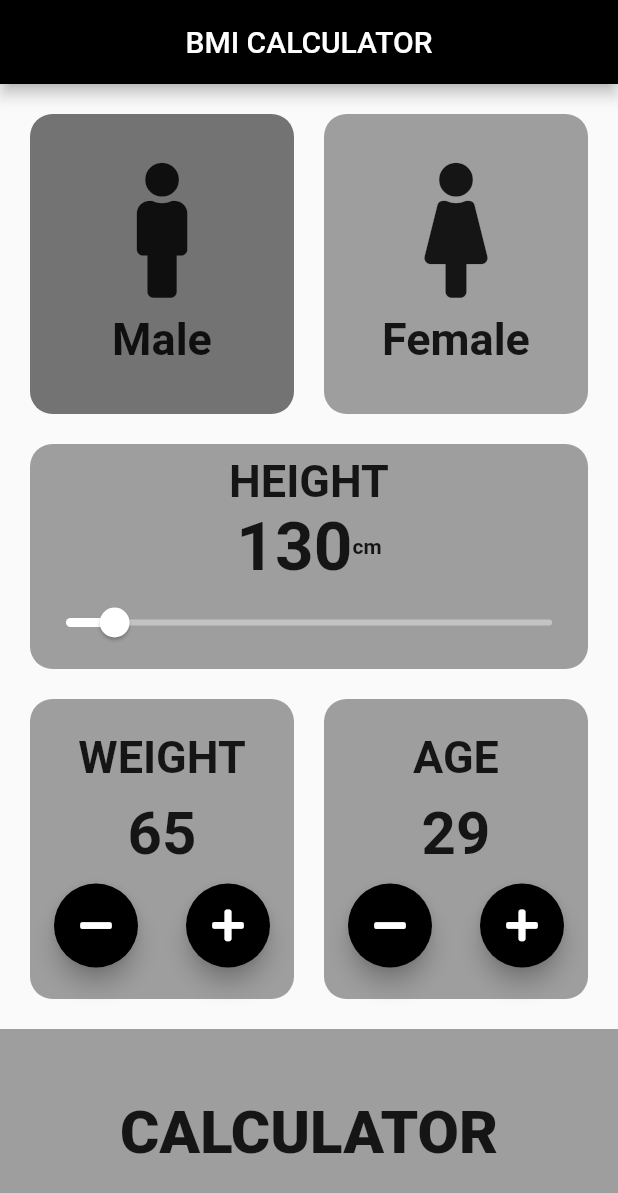
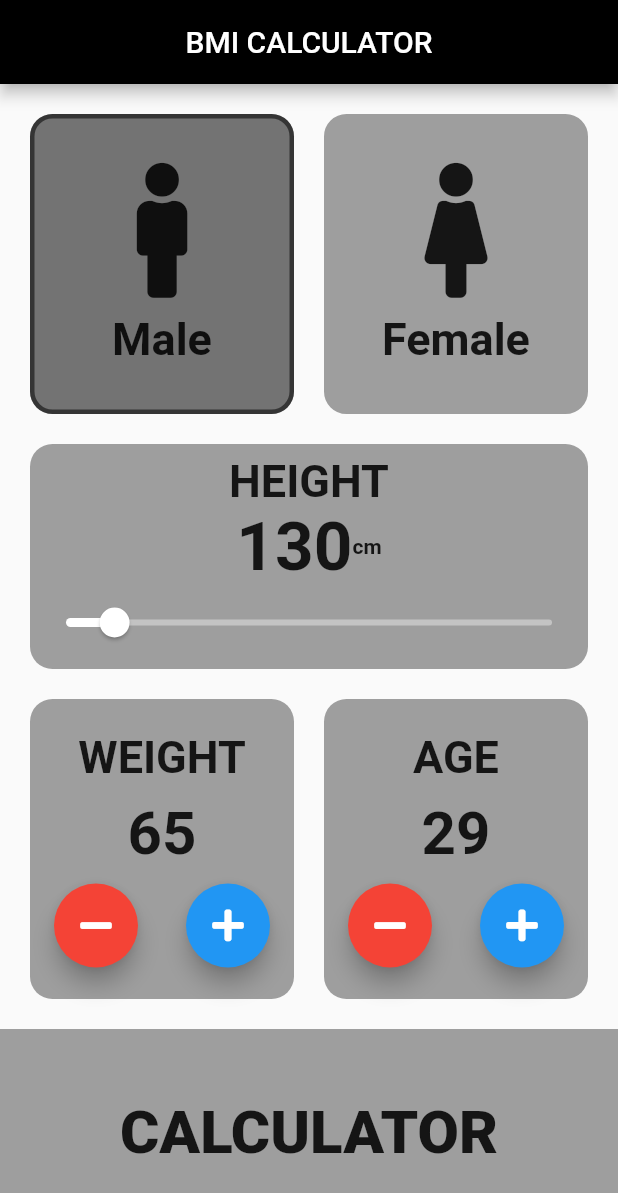
Before and after one commit to oqbahdx/BMI_calculator, a Flutter app: the screen it shows after launch, on a phone screen of 412 x 824 dp. Shown: the top 1193 px of the screen. Run offline on Flutter 3.47's test engine with Material 2 defaults, Android fonts, the phone set to English and light mode, and no system bars; our stand-ins replace font_awesome_flutter.

Commit message:
application has been completed and add some design

```diff
--- a/lib/bmi.dart
+++ b/lib/bmi.dart
@@ -39,6 +39,10 @@ class _BMIState extends State<BMI> {
                       height: 200,
                       decoration: BoxDecoration(
                           borderRadius: BorderRadius.circular(15),
+                          border: Border.all(
+                              color: isMale? Colors.black54:Colors.grey,
+                              width: 3
+                          ),
                           color:isMale? Colors.black54:Colors.grey),
                       child: Column(
                         mainAxisAlignment: MainAxisAlignment.center,
@@ -74,6 +78,10 @@ class _BMIState extends State<BMI> {
                       height: 200,
                       decoration: BoxDecoration(
                           borderRadius: BorderRadius.circular(15),
+                          border: Border.all(
+                            color: !isMale? Colors.black54:Colors.grey,
+                            width: 3
+                          ),
                           color:!isMale? Colors.black54:Colors.grey),
                       child: Column(
                         mainAxisAlignment: MainAxisAlignment.center,
@@ -174,7 +182,7 @@ class _BMIState extends State<BMI> {
                           mainAxisAlignment: MainAxisAlignment.spaceAround,
                           children: [
                             FloatingActionButton(
-                                backgroundColor: Colors.black,
+                                backgroundColor: Colors.red,
                                 child: Icon(FontAwesomeIcons.minus),
                                 onPressed: () {
                                   setState(() {
@@ -183,7 +191,7 @@ class _BMIState extends State<BMI> {
                                   });
                                 }),
                             FloatingActionButton(
-                                backgroundColor: Colors.black,
+                                backgroundColor: Colors.blue,
                                 child: Icon(FontAwesomeIcons.plus),
                                 onPressed: () {
                                   setState(() {
@@ -228,7 +236,7 @@ class _BMIState extends State<BMI> {
                           mainAxisAlignment: MainAxisAlignment.spaceAround,
                           children: [
                             FloatingActionButton(
-                                backgroundColor: Colors.black,
+                                backgroundColor: Colors.red,
                                 child: Icon(FontAwesomeIcons.minus),
                                 onPressed: () {
                                   setState(() {
@@ -237,7 +245,7 @@ class _BMIState extends State<BMI> {
                                   });
                                 }),
                             FloatingActionButton(
-                                backgroundColor: Colors.black,
+                                backgroundColor: Colors.blue,
                                 child: Icon(FontAwesomeIcons.plus),
                                 onPressed: () {
                                   setState(() {
```
